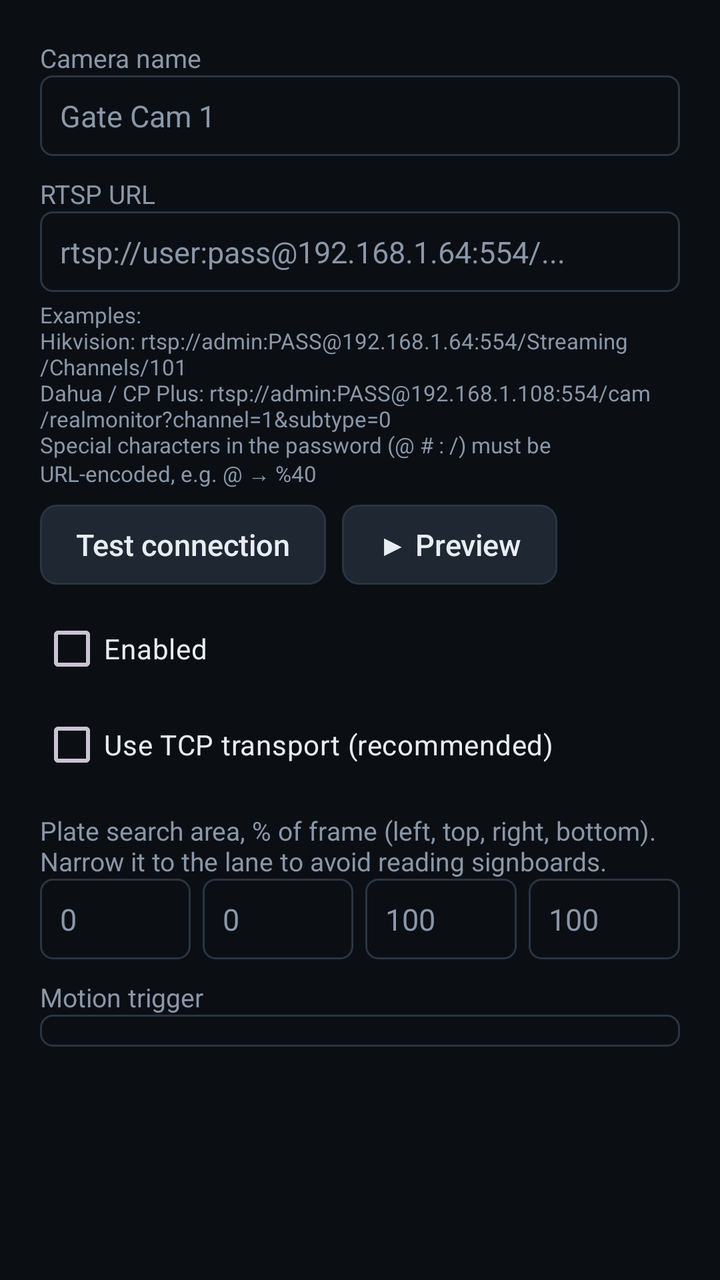
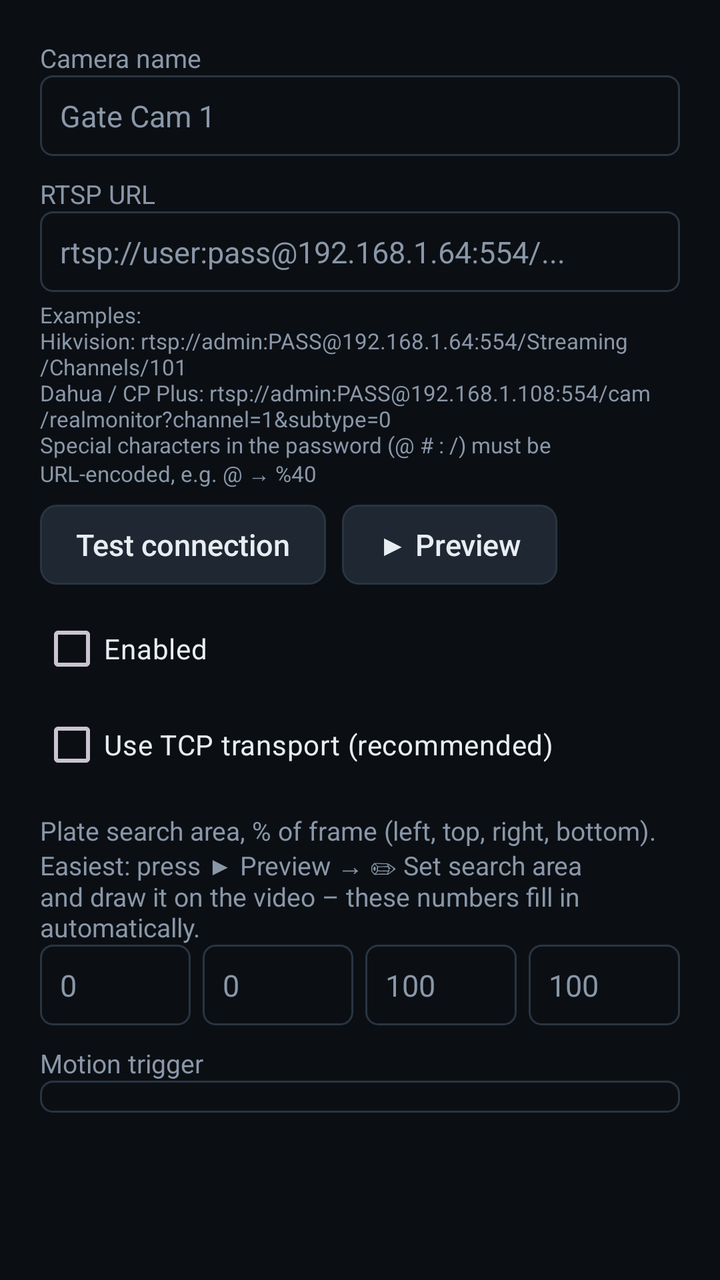

The first picture is an Android layout as it rendered before a commit; the second is the same layout after the commit. The layout source and the unified diff follow.
<!-- AndroidManifest.xml: application theme Theme.VehicleGate -->
<!-- res/layout/dialog_camera.xml -->
<?xml version="1.0" encoding="utf-8"?>
<ScrollView xmlns:android="http://schemas.android.com/apk/res/android"
    android:layout_width="match_parent"
    android:layout_height="wrap_content">

    <LinearLayout
        android:layout_width="match_parent"
        android:layout_height="wrap_content"
        android:orientation="vertical"
        android:padding="20dp">

        <TextView style="@style/FieldLabel" android:layout_width="wrap_content" android:layout_height="wrap_content" android:layout_marginTop="0dp" android:text="Camera name" />
        <EditText android:id="@+id/name" style="@style/Field" android:layout_width="match_parent" android:layout_height="wrap_content" android:hint="Gate Cam 1" android:inputType="text" />

        <TextView style="@style/FieldLabel" android:layout_width="wrap_content" android:layout_height="wrap_content" android:text="RTSP URL" />
        <EditText android:id="@+id/url" style="@style/Field" android:layout_width="match_parent" android:layout_height="wrap_content" android:hint="rtsp://user:pass@192.168.1.64:554/..." android:inputType="textUri" />
        <TextView android:layout_width="wrap_content" android:layout_height="wrap_content" android:layout_marginTop="4dp" android:text="@string/url_help" android:textColor="@color/text_dim" android:textSize="11sp" />

        <LinearLayout android:layout_width="wrap_content" android:layout_height="wrap_content" android:layout_marginTop="8dp" android:orientation="horizontal">
            <androidx.appcompat.widget.AppCompatButton android:id="@+id/dlgTest" style="@style/TvButton" android:layout_width="wrap_content" android:layout_height="wrap_content" android:text="Test connection" />
            <androidx.appcompat.widget.AppCompatButton android:id="@+id/dlgPreview" style="@style/TvButton" android:layout_width="wrap_content" android:layout_height="wrap_content" android:layout_marginStart="8dp" android:text="▶ Preview" />
        </LinearLayout>

        <CheckBox android:id="@+id/enabled" android:layout_width="wrap_content" android:layout_height="wrap_content" android:layout_marginTop="8dp" android:text="Enabled" android:textColor="@color/text" />
        <CheckBox android:id="@+id/tcp" android:layout_width="wrap_content" android:layout_height="wrap_content" android:text="Use TCP transport (recommended)" android:textColor="@color/text" />

        <TextView style="@style/FieldLabel" android:layout_width="wrap_content" android:layout_height="wrap_content" android:text="Plate search area, % of frame (left, top, right, bottom). Narrow it to the lane to avoid reading signboards." />
        <LinearLayout android:layout_width="match_parent" android:layout_height="wrap_content" android:orientation="horizontal">
            <EditText android:id="@+id/roiL" style="@style/Field" android:layout_width="0dp" android:layout_height="wrap_content" android:layout_weight="1" android:hint="0" android:inputType="number" />
            <EditText android:id="@+id/roiT" style="@style/Field" android:layout_width="0dp" android:layout_height="wrap_content" android:layout_marginStart="6dp" android:layout_weight="1" android:hint="0" android:inputType="number" />
            <EditText android:id="@+id/roiR" style="@style/Field" android:layout_width="0dp" android:layout_height="wrap_content" android:layout_marginStart="6dp" android:layout_weight="1" android:hint="100" android:inputType="number" />
            <EditText android:id="@+id/roiB" style="@style/Field" android:layout_width="0dp" android:layout_height="wrap_content" android:layout_marginStart="6dp" android:layout_weight="1" android:hint="100" android:inputType="number" />
        </LinearLayout>

        <TextView style="@style/FieldLabel" android:layout_width="wrap_content" android:layout_height="wrap_content" android:text="Motion trigger" />
        <Spinner android:id="@+id/motion" android:layout_width="match_parent" android:layout_height="wrap_content" android:background="@drawable/field_bg" android:padding="8dp" />
    </LinearLayout>
</ScrollView>
<!-- resources referenced by this layout -->
<resources>
  <color name="text">#E8EDF2</color>
  <color name="text_dim">#8A97A8</color>
  <!-- drawable field_bg (drawable) -->
  <?xml version="1.0" encoding="utf-8"?>
  <selector xmlns:android="http://schemas.android.com/apk/res/android">
      <item android:state_focused="true">
          <shape android:shape="rectangle">
              <solid android:color="@color/bg" />
              <stroke android:width="2dp" android:color="@color/accent" />
              <corners android:radius="6dp" />
          </shape>
      </item>
      <item>
          <shape android:shape="rectangle">
              <solid android:color="@color/bg" />
              <stroke android:width="1dp" android:color="@color/divider" />
              <corners android:radius="6dp" />
          </shape>
      </item>
  </selector>
  <string name="url_help">Examples:\nHikvision: rtsp://admin:PASS@192.168.1.64:554/Streaming/Channels/101\nDahua / CP Plus: rtsp://admin:PASS@192.168.1.108:554/cam/realmonitor?channel=1&amp;subtype=0\nSpecial characters in the password (@ # : /) must be URL-encoded, e.g. @ → %40</string>
  <style name="Field">
          <item name="android:background">@drawable/field_bg</item>
          <item name="android:textColor">@color/text</item>
          <item name="android:textColorHint">@color/text_dim</item>
          <item name="android:textSize">15sp</item>
          <item name="android:padding">10dp</item>
          <item name="android:singleLine">true</item>
      </style>
  <style name="FieldLabel">
          <item name="android:textColor">@color/text_dim</item>
          <item name="android:textSize">13sp</item>
          <item name="android:layout_marginTop">10dp</item>
      </style>
  <style name="TvButton" parent="Widget.AppCompat.Button.Borderless">
          <item name="android:background">@drawable/focus_bg</item>
          <item name="android:textColor">@color/text</item>
          <item name="android:textAllCaps">false</item>
          <item name="android:textSize">15sp</item>
          <item name="android:paddingStart">18dp</item>
          <item name="android:paddingEnd">18dp</item>
          <item name="android:minHeight">40dp</item>
          <item name="android:focusable">true</item>
      </style>
  <style name="Theme.VehicleGate" parent="Theme.Material3.Dark.NoActionBar">
          <item name="android:windowBackground">@color/bg</item>
          <item name="colorPrimary">@color/accent</item>
          <item name="colorOnPrimary">#000000</item>
          <item name="colorSecondary">@color/accent</item>
          <item name="android:statusBarColor">@color/bg</item>
          <item name="android:navigationBarColor">@color/bg</item>
      </style>
  <color name="bg">#0B0F14</color>
  <color name="accent">#FFC107</color>
  <color name="divider">#2A3542</color>
  <!-- drawable focus_bg (drawable) -->
  <?xml version="1.0" encoding="utf-8"?>
  <selector xmlns:android="http://schemas.android.com/apk/res/android">
      <item android:state_focused="true">
          <shape android:shape="rectangle">
              <solid android:color="@color/surface2" />
              <stroke android:width="3dp" android:color="@color/accent" />
              <corners android:radius="8dp" />
          </shape>
      </item>
      <item android:state_pressed="true">
          <shape android:shape="rectangle">
              <solid android:color="@color/divider" />
              <corners android:radius="8dp" />
          </shape>
      </item>
      <item>
          <shape android:shape="rectangle">
              <solid android:color="@color/surface2" />
              <stroke android:width="1dp" android:color="@color/divider" />
              <corners android:radius="8dp" />
          </shape>
      </item>
  </selector>
  <color name="surface2">#1E2732</color>
</resources>

<!-- the commit's change to res/layout/dialog_camera.xml (unified diff, before → after) -->
@@ -24,7 +24,7 @@
         <CheckBox android:id="@+id/enabled" android:layout_width="wrap_content" android:layout_height="wrap_content" android:layout_marginTop="8dp" android:text="Enabled" android:textColor="@color/text" />
         <CheckBox android:id="@+id/tcp" android:layout_width="wrap_content" android:layout_height="wrap_content" android:text="Use TCP transport (recommended)" android:textColor="@color/text" />
 
-        <TextView style="@style/FieldLabel" android:layout_width="wrap_content" android:layout_height="wrap_content" android:text="Plate search area, % of frame (left, top, right, bottom). Narrow it to the lane to avoid reading signboards." />
+        <TextView style="@style/FieldLabel" android:layout_width="wrap_content" android:layout_height="wrap_content" android:text="Plate search area, % of frame (left, top, right, bottom). Easiest: press ▶ Preview → ✏ Set search area and draw it on the video – these numbers fill in automatically." />
         <LinearLayout android:layout_width="match_parent" android:layout_height="wrap_content" android:orientation="horizontal">
             <EditText android:id="@+id/roiL" style="@style/Field" android:layout_width="0dp" android:layout_height="wrap_content" android:layout_weight="1" android:hint="0" android:inputType="number" />
             <EditText android:id="@+id/roiT" style="@style/Field" android:layout_width="0dp" android:layout_height="wrap_content" android:layout_marginStart="6dp" android:layout_weight="1" android:hint="0" android:inputType="number" />
